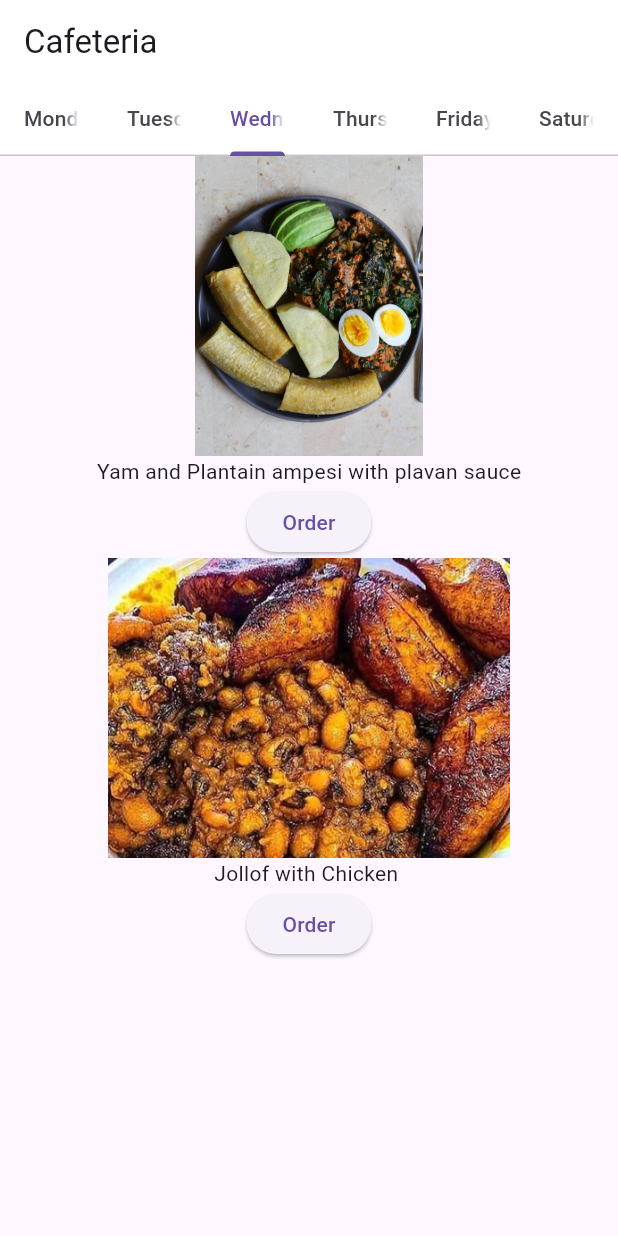
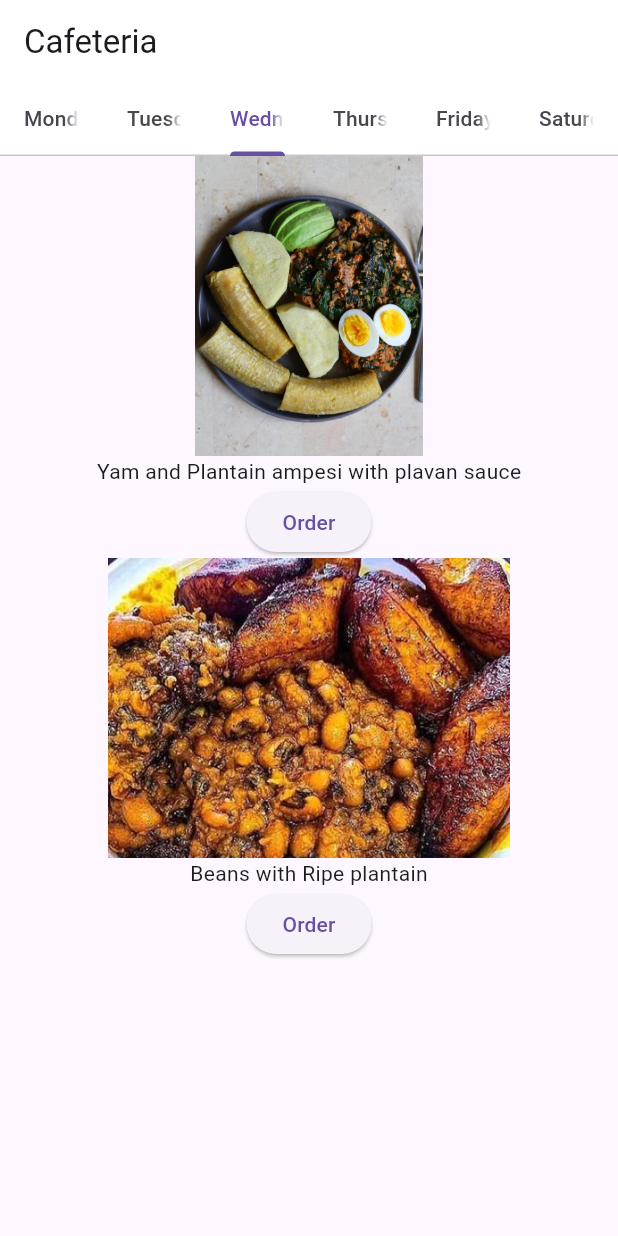
Before and after one commit to Amoako419/Flutter_Assignment_1, a Flutter app: the screen it shows after launch, tab 3 chosen, on a phone screen of 412 x 824 dp. Run offline on Flutter 3.47's test engine with Material 3 defaults, Android fonts, the phone set to English and light mode, and no system bars.

Commit message:
intial commit

```diff
--- a/cafetaria/lib/main.dart
+++ b/cafetaria/lib/main.dart
@@ -31,10 +31,10 @@
        children: [
           _monday(),
           _tuesday(),
-         _wednesday(),
-          Center(child: Text("Rice,Banku,Waakye")),
-          Center(child: Text("Rice,Banku,Waakye")),
-          Center(child: Text("Rice,Banku,Waakye")),
+          _wednesday(),
+          _thursday(),
+          _friday(),
+          _saturday()
 
 
             ],
@@ -85,6 +85,21 @@
       ElevatedButton(onPressed: () {}, child: const Text("Order")),
 
        const Image(image: AssetImage("assets/11.JPG",),height: 200.0),
+      const Text("Beans with Ripe plantain"),
+      ElevatedButton(onPressed: () {}, child: const Text("Order")),
+
+    ],
+
+  );
+}
+Widget _thursday(){
+  return  Column(
+    children: [
+      const Image(image: AssetImage("assets/9.JPG",),height: 200.0),
+      const Text("Fufuo with Bush meat"),
+      ElevatedButton(onPressed: () {}, child: const Text("Order")),
+
+       const Image(image: AssetImage("assets/6 .JPG",),height: 200.0),
       const Text("Jollof with Chicken "),
       ElevatedButton(onPressed: () {}, child: const Text("Order")),
 
@@ -92,3 +107,33 @@
 
   );
 }
+Widget _friday(){
+  return  Column(
+    children: [
+      const Image(image: AssetImage("assets/9.JPG",),height: 200.0),
+      const Text("Fufuo with Bush meat"),
+      ElevatedButton(onPressed: () {}, child: const Text("Order")),
+
+       const Image(image: AssetImage("assets/6 .JPG",),height: 200.0),
+      const Text("Jollof with Chicken "),
+      ElevatedButton(onPressed: () {}, child: const Text("Order")),
+
+    ],
+
+  );
+}
+Widget _saturday(){
+  return  Column(
+    children: [
+      const Image(image: AssetImage("assets/9.JPG",),height: 200.0),
+      const Text("Fufuo with Bush meat"),
+      ElevatedButton(onPressed: () {}, child: const Text("Order")),
+
+       const Image(image: AssetImage("assets/6 .JPG",),height: 200.0),
+      const Text("Jollof with Chicken "),
+      ElevatedButton(onPressed: () {}, child: const Text("Order")),
+
+    ],
+
+  );
+}
```
